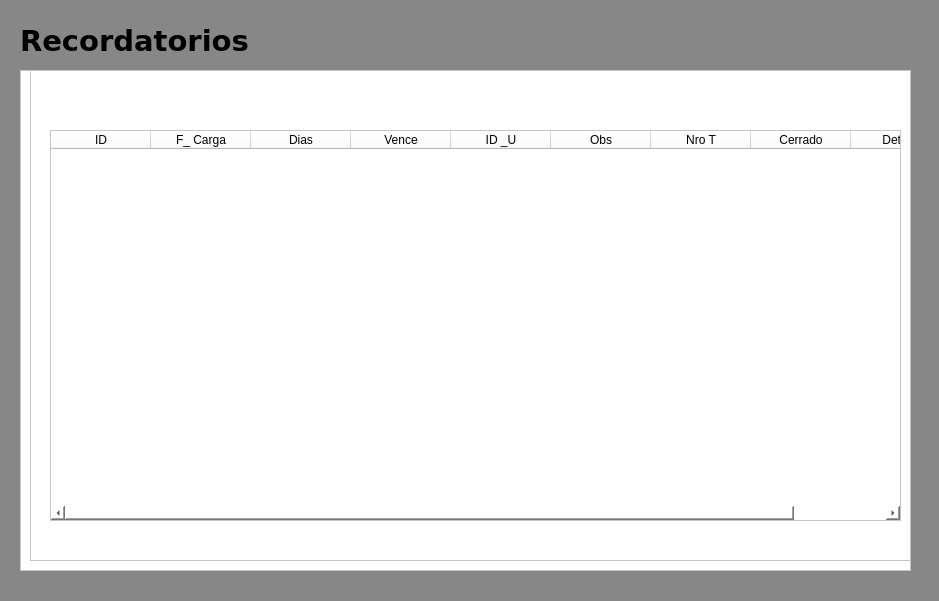
The window that MainWindow.ui (Adrian-ok/VencimientoPy) describes before a commit, drawn with Qt 5.
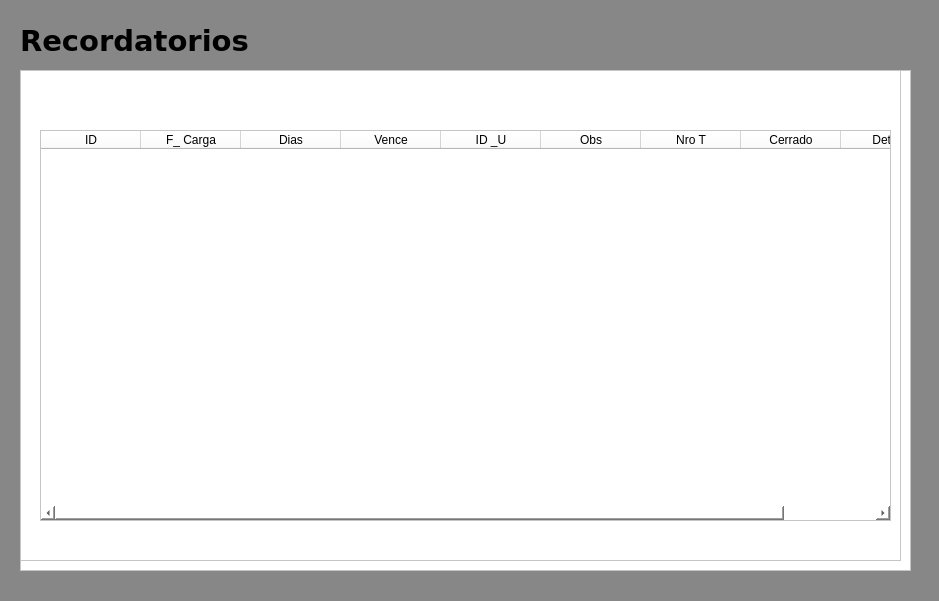
The same window after the commit. Icons and pictures are not drawn.

```diff
--- a/MainWindow.ui
+++ b/MainWindow.ui
@@ -207,22 +207,6 @@
       </font>
      </property>
     </widget>
-    <widget class="QTextEdit" name="txtObs">
-     <property name="geometry">
-      <rect>
-       <x>470</x>
-       <y>110</y>
-       <width>381</width>
-       <height>91</height>
-      </rect>
-     </property>
-     <property name="font">
-      <font>
-       <family>Arial</family>
-       <pointsize>12</pointsize>
-      </font>
-     </property>
-    </widget>
     <widget class="QLineEdit" name="txtNroT">
      <property name="geometry">
       <rect>
@@ -241,22 +225,6 @@
       </font>
      </property>
     </widget>
-    <widget class="QTextEdit" name="txtDetalle">
-     <property name="geometry">
-      <rect>
-       <x>470</x>
-       <y>240</y>
-       <width>381</width>
-       <height>101</height>
-      </rect>
-     </property>
-     <property name="font">
-      <font>
-       <family>Arial</family>
-       <pointsize>12</pointsize>
-      </font>
-     </property>
-    </widget>
     <widget class="QDateEdit" name="dateCarga">
      <property name="geometry">
       <rect>
@@ -532,7 +500,7 @@
      <property name="geometry">
       <rect>
        <x>470</x>
-       <y>80</y>
+       <y>90</y>
        <width>111</width>
        <height>21</height>
       </rect>
@@ -573,8 +541,8 @@
     <widget class="QFrame" name="frame2">
      <property name="geometry">
       <rect>
-       <x>160</x>
-       <y>90</y>
+       <x>200</x>
+       <y>70</y>
        <width>561</width>
        <height>231</height>
       </rect>
@@ -618,10 +586,46 @@
       </column>
      </widget>
     </widget>
+    <widget class="QLineEdit" name="txtObs">
+     <property name="geometry">
+      <rect>
+       <x>470</x>
+       <y>120</y>
+       <width>381</width>
+       <height>51</height>
+      </rect>
+     </property>
+     <property name="font">
+      <font>
+       <family>Arial</family>
+       <pointsize>12</pointsize>
+       <weight>50</weight>
+       <bold>false</bold>
+      </font>
+     </property>
+    </widget>
+    <widget class="QLineEdit" name="txtDetalle">
+     <property name="geometry">
+      <rect>
+       <x>470</x>
+       <y>240</y>
+       <width>381</width>
+       <height>51</height>
+      </rect>
+     </property>
+     <property name="font">
+      <font>
+       <family>Arial</family>
+       <pointsize>12</pointsize>
+       <weight>50</weight>
+       <bold>false</bold>
+      </font>
+     </property>
+    </widget>
     <widget class="QFrame" name="frame3">
      <property name="geometry">
       <rect>
-       <x>10</x>
+       <x>0</x>
        <y>0</y>
        <width>881</width>
        <height>491</height>
```
Left out of the diff: 22 changed lines with no effect on the pictures.
